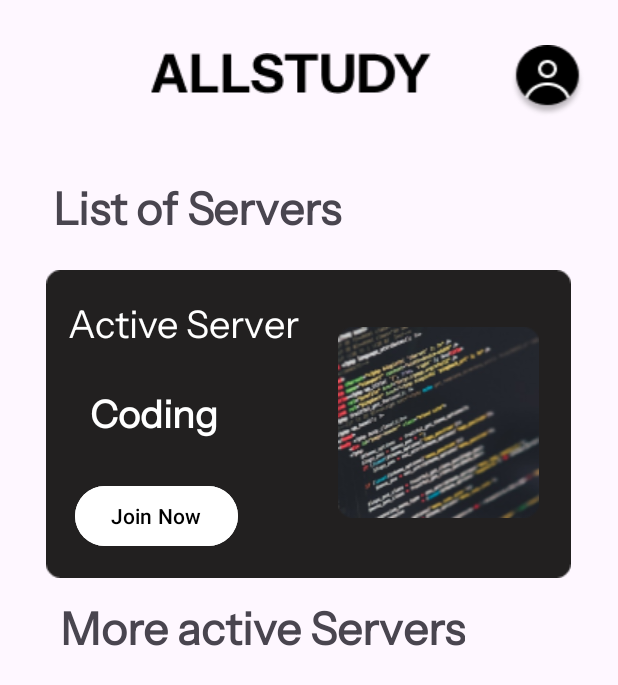
After one commit to STI-App-Dev-2024/BSCS3A-AllStudy, an Android app: the layout activity_homepage.xml on its own in the app's theme, with its tools: preview values and no code run, on a phone screen of 412 x 824 dp. The commit adds this screen. Shown: the top 685 px of the screen. Run offline under Robolectric (Android 15) with nearby library versions, the phone set to English and light mode, and no system bars.

Commit message:
Pushes Gawa Ni Jamir

```diff
--- /dev/null
+++ b/app/src/main/res/drawable/rectangle.xml
@@ -0,0 +1,12 @@
+<?xml version="1.0" encoding="utf-8"?>
+<shape xmlns:android="http://schemas.android.com/apk/res/android"
+    android:shape="rectangle">
+
+
+    <solid android:color="#FF6200EE" />
+    <padding
+        android:left="10dp"
+        android:top="10dp"
+        android:right="10dp"
+        android:bottom="10dp" />
+</shape>
--- /dev/null
+++ b/app/src/main/res/layout/activity_homepage.xml
@@ -0,0 +1,115 @@
+<?xml version="1.0" encoding="utf-8"?>
+<RelativeLayout
+    xmlns:android="http://schemas.android.com/apk/res/android"
+    xmlns:tools="http://schemas.android.com/tools"
+    xmlns:app="http://schemas.android.com/apk/res-auto"
+    android:id="@+id/main"
+    android:layout_width="match_parent"
+    android:layout_height="match_parent"
+    >
+
+    <ImageView
+        android:layout_width="350dp"
+        android:layout_height="wrap_content"
+        android:background="@drawable/rectangle_6"
+        android:layout_centerHorizontal="true"
+        android:layout_marginTop="180dp"
+        />
+
+    <ImageView
+        android:layout_width="134dp"
+        android:layout_height="wrap_content"
+        android:layout_marginLeft="225dp"
+        android:layout_marginTop="218dp"
+        android:background="@drawable/code" />
+
+    <TextView
+        android:layout_width="wrap_content"
+        android:layout_height="wrap_content"
+        android:text="Active Server"
+        android:fontFamily="@font/InstrumentSans"
+        android:layout_marginTop="200dp"
+        android:layout_marginLeft="45dp"
+        android:textColor="@color/white"
+        android:textSize="25dp"
+        />
+    <Button
+        android:layout_width="wrap_content"
+        android:layout_height="wrap_content"
+        android:layout_marginTop="320dp"
+        android:layout_marginLeft="50dp"
+        android:text="Join Now"
+        android:textColor="@color/black"
+        android:backgroundTint="@color/white"
+        />
+    <TextView
+        android:layout_width="wrap_content"
+        android:layout_height="wrap_content"
+        android:text="Coding"
+        android:fontFamily="@font/InstrumentSans"
+        android:layout_marginTop="260dp"
+        android:layout_marginLeft="60dp"
+        android:textColor="@color/white"
+        android:textSize="25dp"
+        android:shadowColor="@color/white"
+        android:textStyle="bold"/>
+
+    <TextView
+        android:layout_width="wrap_content"
+        android:layout_height="wrap_content"
+        android:text="More active Servers"
+        android:fontFamily="@font/InstrumentSans"
+        android:layout_marginTop="400dp"
+        android:layout_marginLeft="40dp"
+        android:textStyle="bold"
+        android:textSize="30dp"/>
+
+
+    <ImageView
+        android:layout_width="500dp"
+        android:layout_height="140dp"
+        android:background="@drawable/rectangle"
+        android:layout_marginTop="830dp"
+        android:backgroundTint="#4c4746"
+        />
+    <ImageView
+        android:layout_width="wrap_content"
+        android:layout_height="wrap_content"
+        android:background="@drawable/bell"
+        android:layout_marginTop="840dp"
+        android:layout_marginLeft="30dp"
+        />
+    <ImageView
+        android:layout_width="wrap_content"
+        android:layout_height="wrap_content"
+        android:background="@drawable/heart"
+        android:layout_marginLeft="330dp"
+        android:layout_marginTop="835dp"
+
+        />
+    <ImageView
+        android:layout_width="50dp"
+        android:layout_height="wrap_content"
+        android:background="@drawable/generic_avatar"
+        android:layout_marginLeft="340dp"
+        android:layout_marginTop="30dp"/>
+    <ImageView
+        android:layout_width="wrap_content"
+        android:layout_height="wrap_content"
+        android:background="@drawable/allstudy"
+        android:layout_marginLeft="100dp"
+        android:layout_marginTop="35dp"/>
+    <TextView
+        android:layout_width="wrap_content"
+        android:layout_height="wrap_content"
+        android:text="List of Servers"
+        android:fontFamily="@font/InstrumentSans"
+        android:textStyle="bold"
+        android:textSize="30dp"
+        android:layout_marginTop="120dp"
+        android:layout_marginLeft="35dp"
+        />
+
+
+
+</RelativeLayout>
--- a/app/src/main/res/layout/activity_signin_sign_up.xml
+++ b/app/src/main/res/layout/activity_signin_sign_up.xml
@@ -55,8 +55,8 @@
         android:layout_height="wrap_content"
         android:layout_below="@id/signin"
         android:layout_alignParentEnd="true"
-        android:layout_marginTop="39dp"
-        android:layout_marginEnd="144dp"
+        android:layout_marginTop="21dp"
+        android:layout_marginEnd="170dp"
         android:text="Sign Up"
         android:textColor="#000000"
         android:textSize="20sp"
--- a/app/src/main/res/layout/activity_signme_in.xml
+++ b/app/src/main/res/layout/activity_signme_in.xml
@@ -21,6 +21,7 @@
         android:layout_alignTop="@id/comp"
         android:layout_centerHorizontal="true"
         android:layout_marginVertical="50dp"
+
         />
 
     <ImageButton
```
Also changed, not shown: app/src/main/res/drawable/allstudy.png (added), app/src/main/res/drawable/bell.png (added), app/src/main/res/drawable/code.png (added), app/src/main/res/drawable/generic_avatar.png (added), app/src/main/res/drawable/heart.png (added), app/src/main/res/drawable/rectangle_6.png (added), app/src/main/res/font/InstrumentSans-Italic.ttf (added), app/src/main/res/font/InstrumentSans.ttf (added).
